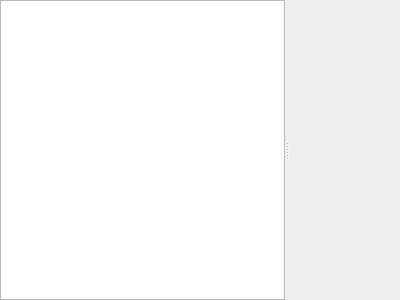
The window that xyplot.ui (mugiseyebrows/mugi-query) describes before a commit, drawn with Qt 5.
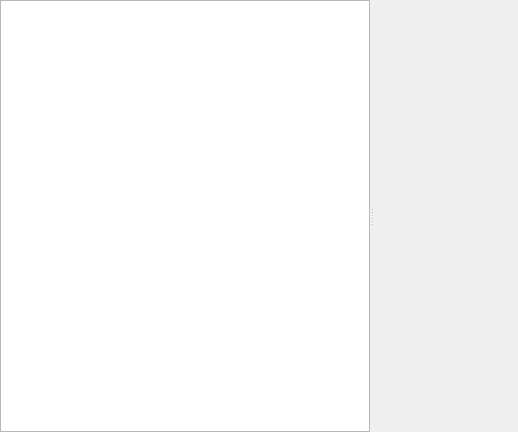
The same window after the commit. Custom widgets are drawn as their Qt base class.

Patch:
```diff
--- a/xyplot.ui
+++ b/xyplot.ui
@@ -6,8 +6,8 @@
    <rect>
     <x>0</x>
     <y>0</y>
-    <width>400</width>
-    <height>300</height>
+    <width>518</width>
+    <height>432</height>
    </rect>
   </property>
   <property name="windowTitle">
@@ -31,11 +31,7 @@
      <property name="orientation">
       <enum>Qt::Horizontal</enum>
      </property>
-     <widget class="QTableView" name="table">
-      <attribute name="horizontalHeaderDefaultSectionSize">
-       <number>60</number>
-      </attribute>
-     </widget>
+     <widget class="QTableView" name="table"/>
      <widget class="QwtPlot" name="plot"/>
     </widget>
    </item>
```
